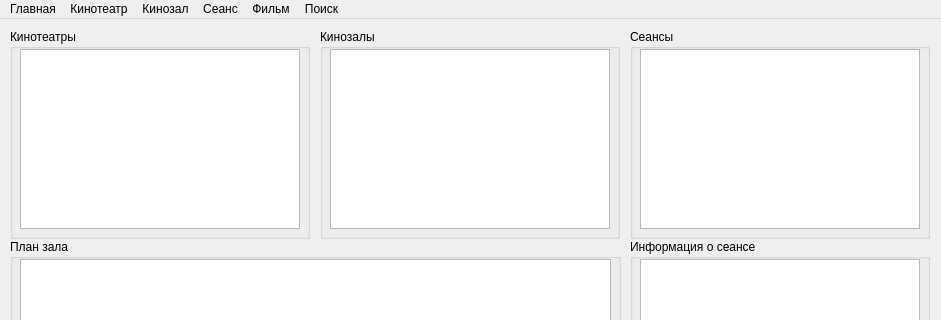
Qt form main_ui.ui (hertysss/cinema) before a commit; both pictures show x 0 to 941 and y 0 to 320 of the 941 by 736 pixel window.
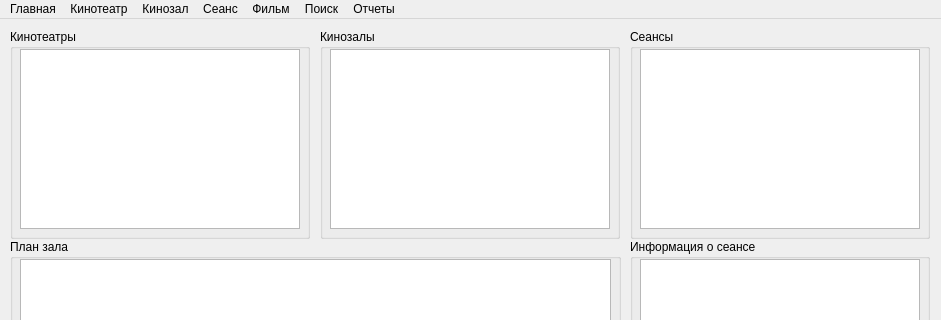
The same form after that commit.

```diff
--- a/main_ui.ui
+++ b/main_ui.ui
@@ -179,12 +179,21 @@
     </property>
     <addaction name="act_find_session"/>
    </widget>
+   <widget class="QMenu" name="menu_6">
+    <property name="title">
+     <string>Отчеты</string>
+    </property>
+    <addaction name="act_timetable"/>
+    <addaction name="act_grafik"/>
+    <addaction name="act_reklama"/>
+   </widget>
    <addaction name="menu"/>
    <addaction name="menu_2"/>
    <addaction name="menu_3"/>
    <addaction name="menu_4"/>
    <addaction name="menu_5"/>
    <addaction name="menu_7"/>
+   <addaction name="menu_6"/>
   </widget>
   <widget class="QStatusBar" name="statusbar"/>
   <action name="act_exit">
```
Left out of the diff: 15 changed lines with no effect on the pictures.
